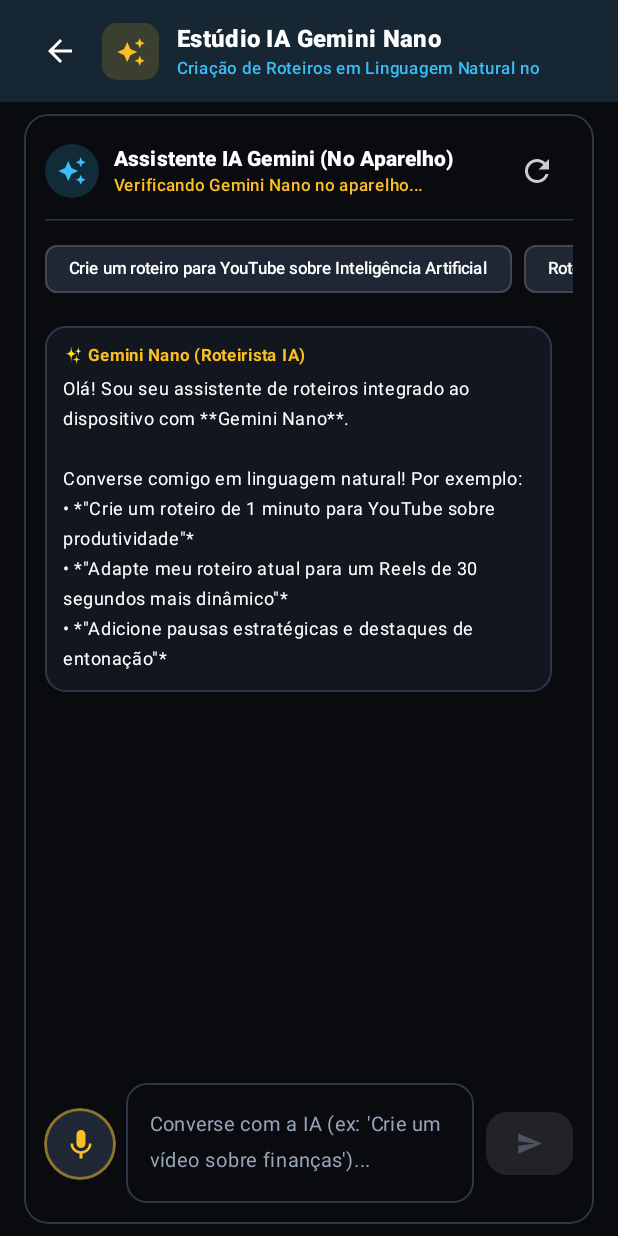
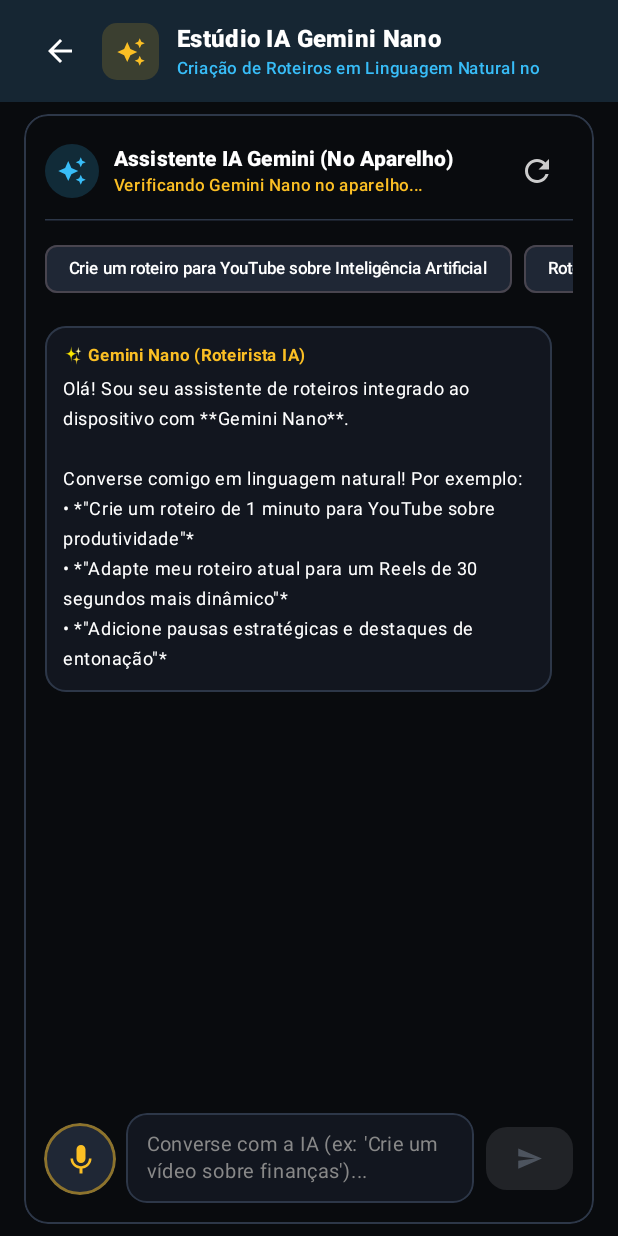
Before and after one commit to sandroassis/Pro-teleprompter, an Android app built with Jetpack Compose: the composable GeminiAiScreen shown on its own in the app's theme, on a phone screen of 412 x 824 dp. Run offline under Robolectric (Android 15) with nearby library versions, the phone set to English and light mode, and no system bars; libraries missing offline, so code that uses them is left out: com.google.mlkit.genai; 3 statements that could not run were skipped.

Commit message:
fix(ai): caixa de texto expansível com rolagem automática acompanhando o cursor na fala

```diff
--- a/app/src/main/kotlin/com/example/proteleprompter/ai/GeminiAssistantDialog.kt
+++ b/app/src/main/kotlin/com/example/proteleprompter/ai/GeminiAssistantDialog.kt
@@ -27,6 +27,7 @@ import androidx.compose.foundation.layout.fillMaxHeight
 import androidx.compose.foundation.layout.fillMaxSize
 import androidx.compose.foundation.layout.fillMaxWidth
 import androidx.compose.foundation.layout.height
+import androidx.compose.foundation.layout.heightIn
 import androidx.compose.foundation.layout.padding
 import androidx.compose.foundation.layout.size
 import androidx.compose.foundation.layout.width
@@ -36,6 +37,8 @@ import androidx.compose.foundation.lazy.rememberLazyListState
 import androidx.compose.foundation.rememberScrollState
 import androidx.compose.foundation.shape.CircleShape
 import androidx.compose.foundation.shape.RoundedCornerShape
+import androidx.compose.foundation.text.BasicTextField
+import androidx.compose.foundation.verticalScroll
 import androidx.compose.material.icons.Icons
 import androidx.compose.material.icons.automirrored.filled.Send
 import androidx.compose.material.icons.filled.AutoAwesome
@@ -74,8 +77,12 @@ import androidx.compose.ui.Alignment
 import androidx.compose.ui.Modifier
 import androidx.compose.ui.draw.clip
 import androidx.compose.ui.graphics.Color
+import androidx.compose.ui.graphics.SolidColor
 import androidx.compose.ui.platform.LocalContext
+import androidx.compose.ui.text.TextRange
+import androidx.compose.ui.text.TextStyle
 import androidx.compose.ui.text.font.FontWeight
+import androidx.compose.ui.text.input.TextFieldValue
 import androidx.compose.ui.unit.dp
 import androidx.compose.ui.unit.sp
 import androidx.compose.ui.window.Dialog
@@ -307,21 +314,32 @@ fun GeminiAssistantPanel(
     val messages by assistant.messages.collectAsState()
     val listState = rememberLazyListState()
 
-    var inputPrompt by remember { mutableStateOf("") }
+    var inputField by remember { mutableStateOf(TextFieldValue("")) }
     var isGenerating by remember { mutableStateOf(false) }
+    val inputScrollState = rememberScrollState()
 
     val micController = remember(context) {
         ContinuousAiMicController(context) { liveDictatedText ->
-            inputPrompt = liveDictatedText
+            inputField = TextFieldValue(
+                text = liveDictatedText,
+                selection = TextRange(liveDictatedText.length)
+            )
         }
     }
     val isMicActive by micController.isMicActive.collectAsState()
+
+    // Always keep the latest dictated words & cursor scrolled into view
+    LaunchedEffect(inputField.text, inputScrollState.maxValue) {
+        if (isMicActive || inputField.selection.end >= inputField.text.length - 2) {
+            inputScrollState.scrollTo(inputScrollState.maxValue)
+        }
+    }
 
     val audioPermissionLauncher = rememberLauncherForActivityResult(
         contract = ActivityResultContracts.RequestPermission()
     ) { granted ->
         if (granted) {
-            micController.startContinuousListening(inputPrompt)
+            micController.startContinuousListening(inputField.text)
         }
     }
 
@@ -351,7 +369,7 @@ fun GeminiAssistantPanel(
             ) == PackageManager.PERMISSION_GRANTED
 
             if (hasPermission) {
-                micController.startContinuousListening(inputPrompt)
+                micController.startContinuousListening(inputField.text)
             } else {
                 audioPermissionLauncher.launch(Manifest.permission.RECORD_AUDIO)
             }
@@ -364,7 +382,7 @@ fun GeminiAssistantPanel(
         }
         val clean = promptText.trim()
         if (clean.isEmpty() || isGenerating) return
-        inputPrompt = ""
+        inputField = TextFieldValue("")
         isGenerating = true
         scope.launch {
             assistant.sendUserMessage(
@@ -586,30 +604,55 @@ fun GeminiAssistantPanel(
                 )
             }
 
-            OutlinedTextField(
-                value = inputPrompt,
+            Box(
+                modifier = Modifier
+                    .weight(1f)
+                    .heightIn(min = 52.dp, max = 210.dp)
+                    .clip(RoundedCornerShape(14.dp))
+                    .background(StudioSurface)
+                    .border(
+                        width = 1.dp,
+                        color = if (isMicActive) BroadcastCyan else StudioBorder,
+                        shape = RoundedCornerShape(14.dp)
+                    )
+                    .verticalScroll(inputScrollState)
+                    .padding(horizontal = 14.dp, vertical = 12.dp),
+                contentAlignment = Alignment.CenterStart
+            ) {
+                BasicTextField(
+                    value = inputField,
                     onValueChange = {
-                    inputPrompt = it
-                    micController.syncManualEdit(it)
+                        inputField = it
+                        micController.syncManualEdit(it.text)
                     },
-                placeholder = {
+                    textStyle = TextStyle(
+                        color = Color.White,
+                        fontSize = 15.sp,
+                        lineHeight = 22.sp
+                    ),
+                    cursorBrush = SolidColor(BroadcastCyan),
+                    modifier = Modifier.fillMaxWidth(),
+                    decorationBox = { innerTextField ->
+                        if (inputField.text.isEmpty()) {
                             Text(
-                        if (isMicActive) {
+                                text = if (isMicActive) {
                                     "Ouvindo continuamente... fale no seu ritmo e clique no microfone para parar"
                                 } else {
                                     "Converse com a IA (ex: 'Crie um vídeo sobre finanças')..."
                                 },
-                        fontSize = 13.sp
+                                color = Color.Gray,
+                                fontSize = 13.sp,
+                                lineHeight = 18.sp
                             )
-                },
-                maxLines = 4,
-                shape = RoundedCornerShape(14.dp),
-                modifier = Modifier.weight(1f)
+                        }
+                        innerTextField()
+                    }
                 )
+            }
 
             Button(
-                onClick = { submitPrompt(inputPrompt) },
-                enabled = inputPrompt.isNotBlank() && !isGenerating,
+                onClick = { submitPrompt(inputField.text) },
+                enabled = inputField.text.isNotBlank() && !isGenerating,
                 colors = ButtonDefaults.buttonColors(
                     containerColor = BroadcastCyan,
                     contentColor = Color(0xFF041E2B)
```
Also changed, not shown: 1 other file. Lines whose indentation alone changed are shown as unchanged.
